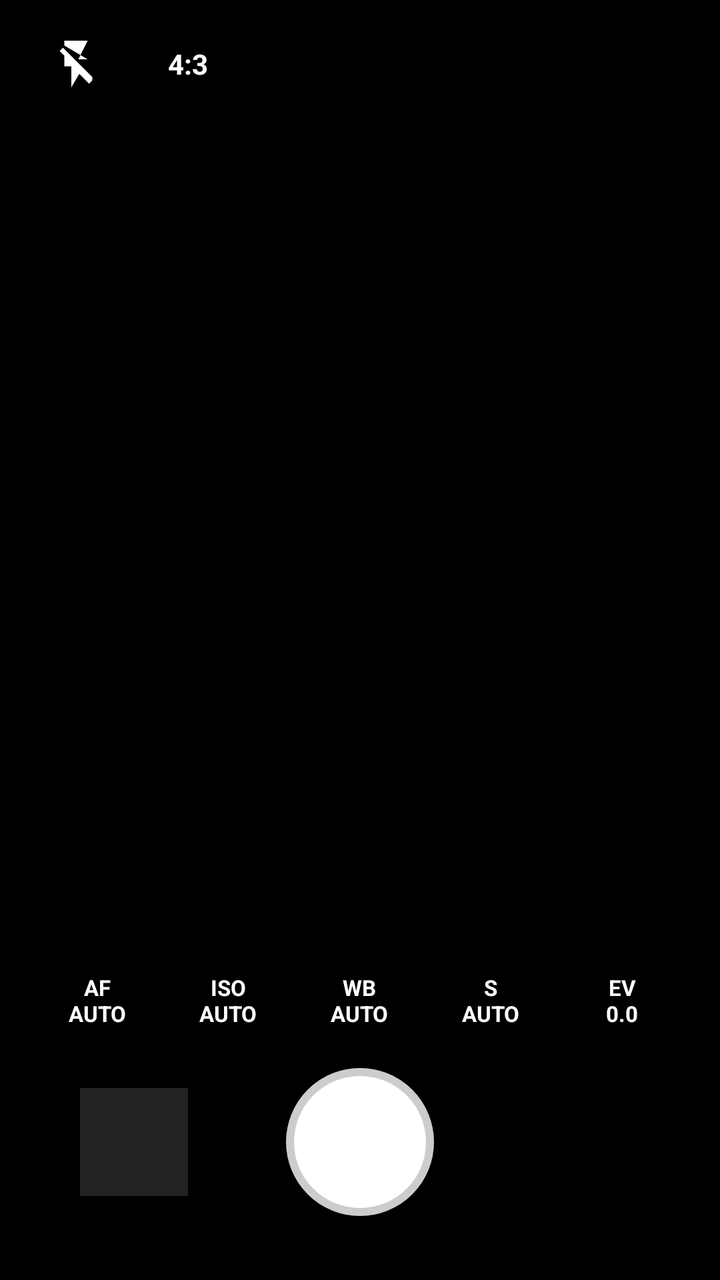
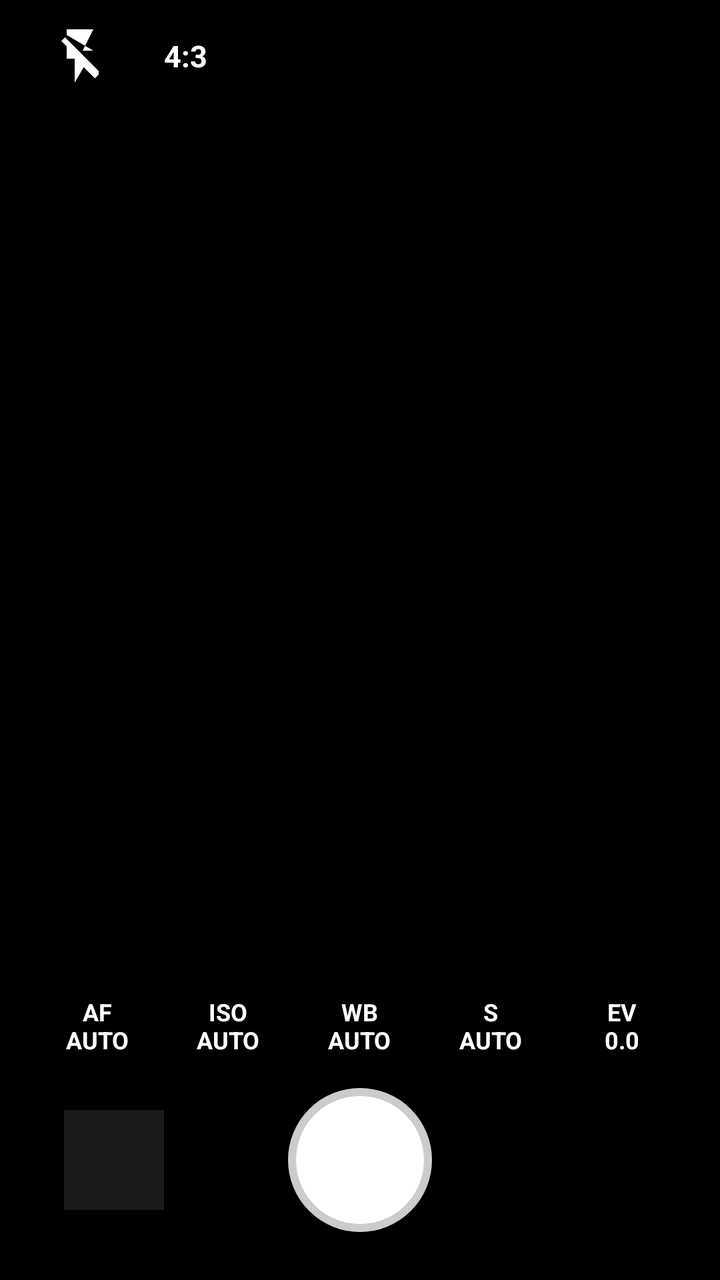

Two renders of the same Android screen: before a commit and after it. Below are the layout's source before the change and the commit's diff.
<!-- AndroidManifest.xml: application theme android:Theme.DeviceDefault.NoActionBar -->
<!-- res/layout/activity_main.xml -->
<?xml version="1.0" encoding="utf-8"?>
<RelativeLayout xmlns:android="http://schemas.android.com/apk/res/android"
    android:layout_width="match_parent"
    android:layout_height="match_parent"
    android:background="@android:color/black">

    <TextureView
        android:id="@+id/view_finder"
        android:layout_width="match_parent"
        android:layout_height="match_parent"
        android:layout_centerInParent="true" />

    <RelativeLayout
        android:id="@+id/focus_ring"
        android:layout_width="76dp"
        android:layout_height="76dp"
        android:visibility="gone"
        android:layout_centerInParent="true">

        <View
            android:layout_width="match_parent"
            android:layout_height="match_parent"
            android:background="@drawable/focus_frame" />

        <LinearLayout
            android:layout_width="wrap_content"
            android:layout_height="wrap_content"
            android:layout_centerHorizontal="true"
            android:layout_alignParentBottom="true"
            android:layout_marginBottom="-18dp"
            android:background="#99000000"
            android:paddingHorizontal="6dp"
            android:paddingVertical="2dp">

            <TextView
                android:id="@+id/focus_ev_text"
                android:layout_width="wrap_content"
                android:layout_height="wrap_content"
                android:text="EV 0.0"
                android:textColor="#FFD700"
                android:textSize="10sp"
                android:textStyle="bold" />
        </LinearLayout>
    </RelativeLayout>

    <LinearLayout
        android:layout_width="match_parent"
        android:layout_height="64dp"
        android:layout_alignParentTop="true"
        android:gravity="center_vertical"
        android:paddingHorizontal="24dp"
        android:orientation="horizontal"
        android:background="#33000000">

        <ImageView
            android:id="@+id/btn_flash"
            android:layout_width="28dp"
            android:layout_height="28dp"
            android:src="@drawable/ic_flash_off"
            android:background="@android:drawable/list_selector_background"
            android:contentDescription="Flash" />

        <TextView
            android:id="@+id/btn_ratio"
            android:layout_width="wrap_content"
            android:layout_height="wrap_content"
            android:layout_marginStart="24dp"
            android:text="4:3"
            android:textColor="@android:color/white"
            android:textSize="14sp"
            android:textStyle="bold"
            android:background="@android:drawable/list_selector_background"
            android:padding="8dp" />
    </LinearLayout>

    <LinearLayout
        android:layout_width="match_parent"
        android:layout_height="wrap_content"
        android:layout_alignParentBottom="true"
        android:orientation="vertical"
        android:background="#4D000000"
        android:paddingBottom="32dp"
        android:paddingTop="12dp">

        <LinearLayout
            android:id="@+id/slider_panel"
            android:layout_width="match_parent"
            android:layout_height="wrap_content"
            android:orientation="vertical"
            android:gravity="center"
            android:paddingBottom="20dp"
            android:visibility="gone">

            <TextView
                android:id="@+id/slider_value_title"
                android:layout_width="wrap_content"
                android:layout_height="wrap_content"
                android:text="ISO 100"
                android:textColor="#FFD700"
                android:textSize="14sp"
                android:textStyle="bold"
                android:paddingBottom="8dp" />

            <RelativeLayout
                android:layout_width="match_parent"
                android:layout_height="48dp"
                android:paddingHorizontal="24dp">

                <SeekBar
                    android:id="@+id/setting_seekbar"
                    android:layout_width="match_parent"
                    android:layout_height="match_parent"
                    android:layout_centerInParent="true"
                    android:max="100"
                    android:progress="0"
                    android:progressTint="#FFD700"
                    android:thumbTint="#FFD700" />
            </RelativeLayout>

            <TextView
                android:id="@+id/btn_auto_toggle"
                android:layout_width="wrap_content"
                android:layout_height="wrap_content"
                android:layout_marginTop="8dp"
                android:background="#33FFFFFF"
                android:paddingHorizontal="16dp"
                android:paddingVertical="6dp"
                android:text="AUTO"
                android:textColor="@android:color/white"
                android:textSize="12sp"
                android:textStyle="bold" />
        </LinearLayout>

        <LinearLayout
            android:layout_width="match_parent"
            android:layout_height="wrap_content"
            android:orientation="horizontal"
            android:gravity="center"
            android:paddingHorizontal="16dp"
            android:paddingBottom="20dp">

            <TextView
                android:id="@+id/btn_af"
                android:layout_width="0dp"
                android:layout_height="wrap_content"
                android:layout_weight="1"
                android:gravity="center"
                android:text="AF\nAUTO"
                android:textColor="@android:color/white"
                android:textSize="11sp"
                android:textStyle="bold" />

            <TextView
                android:id="@+id/btn_iso"
                android:layout_width="0dp"
                android:layout_height="wrap_content"
                android:layout_weight="1"
                android:gravity="center"
                android:text="ISO\nAUTO"
                android:textColor="@android:color/white"
                android:textSize="11sp"
                android:textStyle="bold" />

            <TextView
                android:id="@+id/btn_wb"
                android:layout_width="0dp"
                android:layout_height="wrap_content"
                android:layout_weight="1"
                android:gravity="center"
                android:text="WB\nAUTO"
                android:textColor="@android:color/white"
                android:textSize="11sp"
                android:textStyle="bold" />

            <TextView
                android:id="@+id/btn_s"
                android:layout_width="0dp"
                android:layout_height="wrap_content"
                android:layout_weight="1"
                android:gravity="center"
                android:text="S\nAUTO"
                android:textColor="@android:color/white"
                android:textSize="11sp"
                android:textStyle="bold" />

            <TextView
                android:id="@+id/btn_ev"
                android:layout_width="0dp"
                android:layout_height="wrap_content"
                android:layout_weight="1"
                android:gravity="center"
                android:text="EV\n0.0"
                android:textColor="@android:color/white"
                android:textSize="11sp"
                android:textStyle="bold" />
        </LinearLayout>

        <RelativeLayout
            android:layout_width="match_parent"
            android:layout_height="wrap_content"
            android:paddingHorizontal="40dp">

            <ImageView
                android:id="@+id/thumbnail_view"
                android:layout_width="54dp"
                android:layout_height="54dp"
                android:layout_centerVertical="true"
                android:layout_alignParentStart="true"
                android:scaleType="centerCrop"
                android:background="#222222"
                android:contentDescription="Thumbnail" />

            <View
                android:id="@+id/btn_capture"
                android:layout_width="74dp"
                android:layout_height="74dp"
                android:layout_centerInParent="true"
                android:background="@drawable/shutter_button" />
        </RelativeLayout>
    </LinearLayout>

</RelativeLayout>
<!-- resources referenced by this layout -->
<resources>
  <!-- drawable focus_frame (drawable) -->
  <?xml version="1.0" encoding="utf-8"?>
  <shape xmlns:android="http://schemas.android.com/apk/res/android" android:shape="rectangle">
      <solid android:color="@android:color/transparent" />
      <stroke android:width="1dp" android:color="#FFFFFF" />
      <corners android:radius="8dp" />
  </shape>
  <!-- drawable ic_flash_off (drawable) -->
  <?xml version="1.0" encoding="utf-8"?>
  <vector xmlns:android="http://schemas.android.com/apk/res/android"
      android:width="24dp" android:height="24dp"
      android:viewportWidth="24" android:viewportHeight="24">
      <path android:fillColor="#FFFFFF" android:pathData="M17,10h-4l4,-8H7v2.1L17,10zM19,17.6L6.4,5 5,6.4l2,2V13h3v9l3.4,-5.8 4.2,4.2 1.4,-1.4z"/>
  </vector>
  <!-- drawable shutter_button (drawable) -->
  <?xml version="1.0" encoding="utf-8"?>
  <shape xmlns:android="http://schemas.android.com/apk/res/android"
      android:shape="oval">
      <solid android:color="@android:color/white" />
      <stroke
          android:width="4dp"
          android:color="#CCCCCC" />
  </shape>
</resources>

<!-- the commit's change to res/layout/activity_main.xml (unified diff, before → after) -->
@@ -12,8 +12,8 @@
 
     <RelativeLayout
         android:id="@+id/focus_ring"
-        android:layout_width="76dp"
-        android:layout_height="76dp"
+        android:layout_width="84dp"
+        android:layout_height="84dp"
         android:visibility="gone"
         android:layout_centerInParent="true">
 
@@ -27,9 +27,9 @@
             android:layout_height="wrap_content"
             android:layout_centerHorizontal="true"
             android:layout_alignParentBottom="true"
-            android:layout_marginBottom="-18dp"
-            android:background="#99000000"
-            android:paddingHorizontal="6dp"
+            android:layout_marginBottom="-20dp"
+            android:background="#AA000000"
+            android:paddingHorizontal="8dp"
             android:paddingVertical="2dp">
 
             <TextView
@@ -37,40 +37,39 @@
                 android:layout_width="wrap_content"
                 android:layout_height="wrap_content"
                 android:text="EV 0.0"
-                android:textColor="#FFD700"
-                android:textSize="10sp"
+                android:textColor="#FFCC00"
+                android:textSize="11sp"
                 android:textStyle="bold" />
         </LinearLayout>
     </RelativeLayout>
 
     <LinearLayout
         android:layout_width="match_parent"
-        android:layout_height="64dp"
+        android:layout_height="56dp"
         android:layout_alignParentTop="true"
         android:gravity="center_vertical"
         android:paddingHorizontal="24dp"
-        android:orientation="horizontal"
-        android:background="#33000000">
+        android:orientation="horizontal">
 
         <ImageView
             android:id="@+id/btn_flash"
-            android:layout_width="28dp"
-            android:layout_height="28dp"
+            android:layout_width="32dp"
+            android:layout_height="32dp"
             android:src="@drawable/ic_flash_off"
-            android:background="@android:drawable/list_selector_background"
+            android:background="@android:color/transparent"
             android:contentDescription="Flash" />
 
         <TextView
             android:id="@+id/btn_ratio"
             android:layout_width="wrap_content"
             android:layout_height="wrap_content"
-            android:layout_marginStart="24dp"
+            android:layout_marginStart="20dp"
             android:text="4:3"
             android:textColor="@android:color/white"
-            android:textSize="14sp"
+            android:textSize="15sp"
             android:textStyle="bold"
-            android:background="@android:drawable/list_selector_background"
-            android:padding="8dp" />
+            android:background="@android:color/transparent"
+            android:padding="6dp" />
     </LinearLayout>
 
     <LinearLayout
@@ -78,9 +77,8 @@
         android:layout_height="wrap_content"
         android:layout_alignParentBottom="true"
         android:orientation="vertical"
-        android:background="#4D000000"
-        android:paddingBottom="32dp"
-        android:paddingTop="12dp">
+        android:paddingBottom="24dp"
+        android:paddingTop="8dp">
 
         <LinearLayout
             android:id="@+id/slider_panel"
@@ -88,7 +86,7 @@
             android:layout_height="wrap_content"
             android:orientation="vertical"
             android:gravity="center"
-            android:paddingBottom="20dp"
+            android:paddingBottom="16dp"
             android:visibility="gone">
 
             <TextView
@@ -96,37 +94,32 @@
                 android:layout_width="wrap_content"
                 android:layout_height="wrap_content"
                 android:text="ISO 100"
-                android:textColor="#FFD700"
-                android:textSize="14sp"
+                android:textColor="#FFCC00"
+                android:textSize="13sp"
                 android:textStyle="bold"
-                android:paddingBottom="8dp" />
-
-            <RelativeLayout
+                android:paddingBottom="6dp" />
+
+            <SeekBar
+                android:id="@+id/setting_seekbar"
                 android:layout_width="match_parent"
-                android:layout_height="48dp"
-                android:paddingHorizontal="24dp">
-
-                <SeekBar
-                    android:id="@+id/setting_seekbar"
-                    android:layout_width="match_parent"
-                    android:layout_height="match_parent"
-                    android:layout_centerInParent="true"
-                    android:max="100"
-                    android:progress="0"
-                    android:progressTint="#FFD700"
-                    android:thumbTint="#FFD700" />
-            </RelativeLayout>
+                android:layout_height="wrap_content"
+                android:paddingHorizontal="32dp"
+                android:max="100"
+                android:progress="0"
+                android:progressTint="#FFCC00"
+                android:thumbTint="#FFCC00"
+                android:background="@android:color/transparent" />
 
             <TextView
                 android:id="@+id/btn_auto_toggle"
                 android:layout_width="wrap_content"
                 android:layout_height="wrap_content"
-                android:layout_marginTop="8dp"
-                android:background="#33FFFFFF"
-                android:paddingHorizontal="16dp"
-                android:paddingVertical="6dp"
+                android:layout_marginTop="6dp"
+                android:background="@android:color/transparent"
+                android:paddingHorizontal="12dp"
+                android:paddingVertical="4dp"
                 android:text="AUTO"
-                android:textColor="@android:color/white"
+                android:textColor="#FFCC00"
                 android:textSize="12sp"
                 android:textStyle="bold" />
         </LinearLayout>
@@ -137,7 +130,7 @@
             android:orientation="horizontal"
             android:gravity="center"
             android:paddingHorizontal="16dp"
-            android:paddingBottom="20dp">
+            android:paddingBottom="16dp">
 
             <TextView
                 android:id="@+id/btn_af"
@@ -147,7 +140,7 @@
                 android:gravity="center"
                 android:text="AF\nAUTO"
                 android:textColor="@android:color/white"
-                android:textSize="11sp"
+                android:textSize="12sp"
                 android:textStyle="bold" />
 
             <TextView
@@ -158,7 +151,7 @@
                 android:gravity="center"
                 android:text="ISO\nAUTO"
                 android:textColor="@android:color/white"
-                android:textSize="11sp"
+                android:textSize="12sp"
                 android:textStyle="bold" />
 
             <TextView
@@ -169,7 +162,7 @@
                 android:gravity="center"
                 android:text="WB\nAUTO"
                 android:textColor="@android:color/white"
-                android:textSize="11sp"
+                android:textSize="12sp"
                 android:textStyle="bold" />
 
             <TextView
@@ -180,7 +173,7 @@
                 android:gravity="center"
                 android:text="S\nAUTO"
                 android:textColor="@android:color/white"
-                android:textSize="11sp"
+                android:textSize="12sp"
                 android:textStyle="bold" />
 
             <TextView
@@ -191,29 +184,29 @@
                 android:gravity="center"
                 android:text="EV\n0.0"
                 android:textColor="@android:color/white"
-                android:textSize="11sp"
+                android:textSize="12sp"
                 android:textStyle="bold" />
         </LinearLayout>
 
         <RelativeLayout
             android:layout_width="match_parent"
             android:layout_height="wrap_content"
-            android:paddingHorizontal="40dp">
+            android:paddingHorizontal="32dp">
 
             <ImageView
                 android:id="@+id/thumbnail_view"
-                android:layout_width="54dp"
-                android:layout_height="54dp"
+                android:layout_width="50dp"
+                android:layout_height="50dp"
                 android:layout_centerVertical="true"
                 android:layout_alignParentStart="true"
                 android:scaleType="centerCrop"
-                android:background="#222222"
+                android:background="#1A1A1A"
                 android:contentDescription="Thumbnail" />
 
             <View
                 android:id="@+id/btn_capture"
-                android:layout_width="74dp"
-                android:layout_height="74dp"
+                android:layout_width="72dp"
+                android:layout_height="72dp"
                 android:layout_centerInParent="true"
                 android:background="@drawable/shutter_button" />
         </RelativeLayout>
